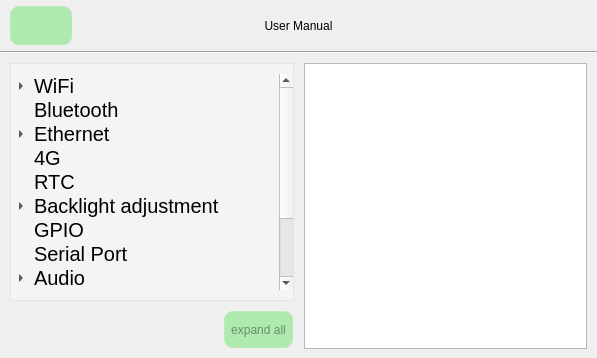
Old version of the form user_manual.ui in the repository jizizihe/baijie_demo.
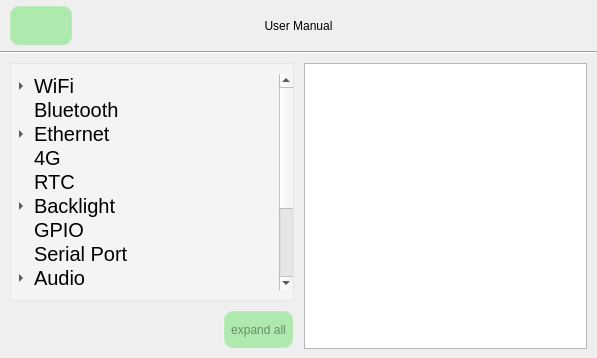
New version of the form. Icons and pictures are not drawn.

Diff of the .ui file:
```diff
--- a/user_manual.ui
+++ b/user_manual.ui
@@ -330,7 +330,7 @@
          </item>
          <item>
           <property name="text">
-           <string>Backlight adjustment</string>
+           <string>Backlight</string>
           </property>
           <property name="font">
            <font>
@@ -488,6 +488,16 @@
            </font>
           </property>
          </item>
+         <item>
+          <property name="text">
+           <string>OTG</string>
+          </property>
+          <property name="font">
+           <font>
+            <pointsize>15</pointsize>
+           </font>
+          </property>
+         </item>
         </widget>
        </item>
        <item>
```
Left out of the diff: 60 changed lines with no effect on the pictures.
